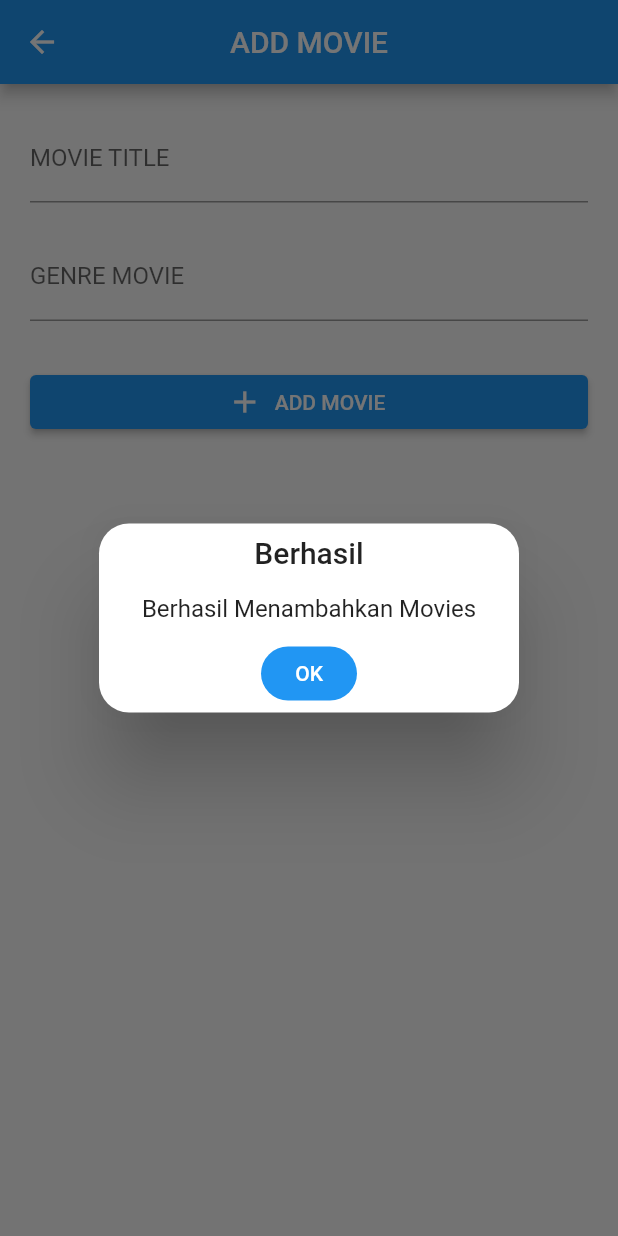
After one commit to angular403/flutter-firebase-getx, a Flutter app: the AddMovieView screen opened by its route, after a tap on "ADD MOVIE", on a phone screen of 412 x 824 dp. The commit adds this screen. Run offline on Flutter 3.47's test engine with Material 2 defaults, Android fonts, the light colour scheme and no system bars; our stand-ins replace cloud_firestore, firebase_auth, firebase_core, get, google_sign_in; accounts and stored records are empty.

Commit message:
converter firebase

```diff
--- /dev/null
+++ b/assets/models/movie.json
@@ -0,0 +1,4 @@
+{
+    "title" : "",
+    "genre" : ""
+}
--- /dev/null
+++ b/lib/app/data/models/movie_model.dart
@@ -0,0 +1,18 @@
+class Movie {
+  String? title;
+  String? genre;
+
+  Movie({this.title, this.genre});
+
+  Movie.fromJson(Map<String, dynamic> json) {
+    title = json['title'];
+    genre = json['genre'];
+  }
+
+  Map<String, dynamic> toJson() {
+    final data = <String, dynamic>{};
+    data['title'] = title;
+    data['genre'] = genre;
+    return data;
+  }
+}
--- /dev/null
+++ b/lib/app/modules/add_movie/bindings/add_movie_binding.dart
@@ -0,0 +1,12 @@
+import 'package:get/get.dart';
+
+import '../controllers/add_movie_controller.dart';
+
+class AddMovieBinding extends Bindings {
+  @override
+  void dependencies() {
+    Get.lazyPut<AddMovieController>(
+      () => AddMovieController(),
+    );
+  }
+}
--- /dev/null
+++ b/lib/app/modules/add_movie/controllers/add_movie_controller.dart
@@ -0,0 +1,61 @@
+import 'package:cloud_firestore/cloud_firestore.dart';
+import 'package:flutter/material.dart';
+import 'package:get/get.dart';
+
+import '../../../data/models/movie_model.dart';
+
+class AddMovieController extends GetxController {
+  late TextEditingController titleC;
+  late TextEditingController genreC;
+
+  final moviesRef = FirebaseFirestore.instance
+      .collection("movies")
+      .withConverter<Movie>(
+        fromFirestore: (snapshot, options) => Movie.fromJson(snapshot.data()!),
+        toFirestore: (value, options) => value.toJson(),
+      );
+
+  // void add Movies
+  void addMovies(String title, String genre) async {
+    try {
+      String dateNow = DateTime.now().toIso8601String();
+      await moviesRef.add(
+        Movie(
+          title: title,
+          genre: genre,
+        ),
+      );
+      Get.defaultDialog(
+        title: "Berhasil",
+        middleText: "Berhasil Menambahkan Movies",
+        onConfirm: () {
+          titleC.clear();
+          genreC.clear();
+          Get.back();
+          Get.back();
+        },
+        textConfirm: "OK",
+      );
+    } catch (e) {
+      print(e);
+      Get.defaultDialog(
+        title: "TERJADI KESALAHAN",
+        middleText: "Tidak Berhasil Menambahkan Movies",
+      );
+    }
+  }
+
+  @override
+  void onInit() {
+    titleC = TextEditingController();
+    genreC = TextEditingController();
+    super.onInit();
+  }
+
+  @override
+  void onClose() {
+    titleC.dispose();
+    genreC.dispose();
+    super.onClose();
+  }
+}
--- /dev/null
+++ b/lib/app/modules/add_movie/views/add_movie_view.dart
@@ -0,0 +1,50 @@
+import 'package:flutter/material.dart';
+
+import 'package:get/get.dart';
+
+import '../controllers/add_movie_controller.dart';
+
+class AddMovieView extends GetView<AddMovieController> {
+  @override
+  Widget build(BuildContext context) {
+   return Scaffold(
+      appBar: AppBar(
+        title: Text('ADD MOVIE'),
+        centerTitle: true,
+      ),
+      body: ListView(
+        padding: EdgeInsets.all(20),
+        children: [
+          TextField(
+            controller: controller.titleC,
+             autocorrect: false,
+            keyboardType: TextInputType.text,
+            textInputAction: TextInputAction.next,
+            decoration: InputDecoration(
+              labelText: "MOVIE TITLE",
+            ),
+          ),
+          SizedBox(height: 20),
+          TextField(
+            controller: controller.genreC,
+            textInputAction: TextInputAction.done,
+            decoration: InputDecoration(
+              labelText: "GENRE MOVIE",
+            ),
+          ),
+          SizedBox(height: 30),
+          ElevatedButton.icon(
+            onPressed: () {
+              controller.addMovies(
+                  controller.titleC.text, controller.genreC.text);
+            },
+            icon: Icon(Icons.add),
+            label: Text(
+              "ADD MOVIE",
+            ),
+          ),
+        ],
+      ),
+    );
+  }
+}
--- /dev/null
+++ b/lib/app/modules/edit_movie/controllers/edit_movie_controller.dart
@@ -0,0 +1,68 @@
+import 'package:cloud_firestore/cloud_firestore.dart';
+import 'package:flutter/material.dart';
+import 'package:get/get.dart';
+
+import '../../../data/models/movie_model.dart';
+
+class EditMovieController extends GetxController {
+  late TextEditingController titleC;
+  late TextEditingController genreC;
+
+  final moviesRef = FirebaseFirestore.instance
+      .collection("movies")
+      .withConverter<Movie>(
+        fromFirestore: (snapshot, options) => Movie.fromJson(snapshot.data()!),
+        toFirestore: (value, options) => value.toJson(),
+      );
+
+
+  // Get dataFuture<DocumentSnapshot<Movie>>
+  Future<DocumentSnapshot<Movie>> getData(String docId) async {
+    return  moviesRef.doc(docId).get();
+
+  }
+
+  // void edit Movies
+  void editMovies(String title, String genre, String docID) async {
+    var docData = moviesRef.doc(docID);
+    try {
+      String dateNow = DateTime.now().toIso8601String();
+
+      await docData.update({
+        "title": title,
+        "genre": genre,
+      });
+      Get.defaultDialog(
+        title: "Berhasil",
+        middleText: "Berhasil Mengupdate Movies",
+        onConfirm: () {
+          titleC.clear();
+          genreC.clear();
+          Get.back();
+          Get.back();
+        },
+        textConfirm: "OK",
+      );
+    } catch (e) {
+      print(e);
+      Get.defaultDialog(
+        title: "TERJADI KESALAHAN",
+        middleText: "Tidak Berhasil MENGUPDATE Movies",
+      );
+    }
+  }
+
+  @override
+  void onInit() {
+    titleC = TextEditingController();
+    genreC = TextEditingController();
+    super.onInit();
+  }
+
+  @override
+  void onClose() {
+    titleC.dispose();
+    genreC.dispose();
+    super.onClose();
+  }
+}
--- /dev/null
+++ b/lib/app/modules/movie/controllers/movie_controller.dart
@@ -0,0 +1,28 @@
+import 'package:cloud_firestore/cloud_firestore.dart';
+import 'package:get/get.dart';
+import '../../../data/models/movie_model.dart';
+
+class MovieController extends GetxController {
+  final moviesRef = FirebaseFirestore.instance
+      .collection("movies")
+      .withConverter<Movie>(
+        fromFirestore: (snapshot, options) => Movie.fromJson(snapshot.data()!),
+        toFirestore: (value, options) => value.toJson(),
+      );
+
+  Stream<QuerySnapshot<Movie>> streamMovie() {
+    return moviesRef.snapshots();
+  }
+
+  void deleteMovie(String docID) async {
+    await moviesRef.doc(docID).delete();
+    Get.defaultDialog(
+        title: "BERHASIL",
+        middleText: "BERHASIL MENGHAPUS DATA INI.",
+        textConfirm: "OKAY",
+        onConfirm: () {
+          Get.back();
+          Get.back();
+        });
+  }
+}
--- /dev/null
+++ b/lib/app/modules/movie/views/movie_view.dart
@@ -0,0 +1,58 @@
+import 'package:cloud_firestore/cloud_firestore.dart';
+import 'package:flutter/material.dart';
+import 'package:flutter_firebase_getx/app/routes/app_pages.dart';
+
+import 'package:get/get.dart';
+
+import '../../../data/models/movie_model.dart';
+import '../controllers/movie_controller.dart';
+
+class MovieView extends GetView<MovieController> {
+  @override
+  Widget build(BuildContext context) {
+    return Scaffold(
+      appBar: AppBar(
+        title: Text('Home View'),
+        centerTitle: true,
+        actions: [
+          IconButton(
+            onPressed: () {
+              Get.toNamed(Routes.ADD_MOVIE);
+            },
+            icon: Icon(Icons.add),
+          ),
+        ],
+      ),
+      body: StreamBuilder<QuerySnapshot<Movie>>(
+        stream: controller.streamMovie(),
+        builder: (context, snapshot) {
+          if (snapshot.connectionState == ConnectionState.active) {
+            var listAllDocs = snapshot.data!.docs;
+            return ListView.builder(
+                itemCount: listAllDocs.length,
+                itemBuilder: (context, index) {
+                  return ListTile(
+
+                    onTap: () {
+                      Get.toNamed(Routes.EDIT_MOVIE,
+                          arguments: listAllDocs[index].id);
+                    },
+                    title: Text("TITLE :  ${listAllDocs[index].data().title}"),
+                    subtitle: Text("GENRE : ${listAllDocs[index].data().genre}"),
+                    trailing: IconButton(
+                      onPressed: () {
+                        controller.deleteMovie(listAllDocs[index].id);
+                      },
+                      icon: Icon(Icons.delete),
+                    ),
+                  );
+                });
+          }
+          return Center(
+            child: CircularProgressIndicator(color: Colors.green),
+          );
+        },
+      ),
+    );
+  }
+}
--- a/lib/app/routes/app_pages.dart
+++ b/lib/app/routes/app_pages.dart
@@ -1,13 +1,19 @@
 import 'package:get/get.dart';
 
+import 'package:flutter_firebase_getx/app/modules/add_movie/bindings/add_movie_binding.dart';
+import 'package:flutter_firebase_getx/app/modules/add_movie/views/add_movie_view.dart';
 import 'package:flutter_firebase_getx/app/modules/add_product/bindings/add_product_binding.dart';
 import 'package:flutter_firebase_getx/app/modules/add_product/views/add_product_view.dart';
+import 'package:flutter_firebase_getx/app/modules/edit_movie/bindings/edit_movie_binding.dart';
+import 'package:flutter_firebase_getx/app/modules/edit_movie/views/edit_movie_view.dart';
 import 'package:flutter_firebase_getx/app/modules/edit_product/bindings/edit_product_binding.dart';
 import 'package:flutter_firebase_getx/app/modules/edit_product/views/edit_product_view.dart';
 import 'package:flutter_firebase_getx/app/modules/home/bindings/home_binding.dart';
 import 'package:flutter_firebase_getx/app/modules/home/views/home_view.dart';
 import 'package:flutter_firebase_getx/app/modules/login/bindings/login_binding.dart';
 import 'package:flutter_firebase_getx/app/modules/login/views/login_view.dart';
+import 'package:flutter_firebase_getx/app/modules/movie/bindings/movie_binding.dart';
+import 'package:flutter_firebase_getx/app/modules/movie/views/movie_view.dart';
 import 'package:flutter_firebase_getx/app/modules/otp/bindings/otp_binding.dart';
 import 'package:flutter_firebase_getx/app/modules/otp/views/otp_view.dart';
 import 'package:flutter_firebase_getx/app/modules/query/bindings/query_binding.dart';
@@ -65,5 +71,20 @@ class AppPages {
       page: () => QueryView(),
       binding: QueryBinding(),
     ),
+    GetPage(
+      name: _Paths.MOVIE,
+      page: () => MovieView(),
+      binding: MovieBinding(),
+    ),
+    GetPage(
+      name: _Paths.ADD_MOVIE,
+      page: () => AddMovieView(),
+      binding: AddMovieBinding(),
+    ),
+    GetPage(
+      name: _Paths.EDIT_MOVIE,
+      page: () => EditMovieView(),
+      binding: EditMovieBinding(),
+    ),
   ];
 }
--- a/lib/app/routes/app_routes.dart
+++ b/lib/app/routes/app_routes.dart
@@ -12,6 +12,9 @@ abstract class Routes {
   static const ADD_PRODUCT = _Paths.ADD_PRODUCT;
   static const EDIT_PRODUCT = _Paths.EDIT_PRODUCT;
   static const QUERY = _Paths.QUERY;
+  static const MOVIE = _Paths.MOVIE;
+  static const ADD_MOVIE = _Paths.ADD_MOVIE;
+  static const EDIT_MOVIE = _Paths.EDIT_MOVIE;
 }
 
 abstract class _Paths {
@@ -23,4 +26,7 @@ abstract class _Paths {
   static const ADD_PRODUCT = '/add-product';
   static const EDIT_PRODUCT = '/edit-product';
   static const QUERY = '/query';
+  static const MOVIE = '/movie';
+  static const ADD_MOVIE = '/add-movie';
+  static const EDIT_MOVIE = '/edit-movie';
 }
--- a/lib/main.dart
+++ b/lib/main.dart
@@ -20,7 +20,7 @@ class MyApp extends StatelessWidget {
   Widget build(BuildContext context) {
     return GetMaterialApp(
       title: "Aplication",
-      initialRoute: Routes.QUERY,
+      initialRoute: Routes.MOVIE,
       getPages: AppPages.routes,
     );
     // return StreamBuilder<User?>(
```
Also changed, not shown: lib/app/modules/edit_movie/bindings/edit_movie_binding.dart (added, +12 -0 lines), lib/app/modules/edit_movie/views/edit_movie_view.dart (added, +67 -0 lines), lib/app/modules/movie/bindings/movie_binding.dart (added, +12 -0 lines).
